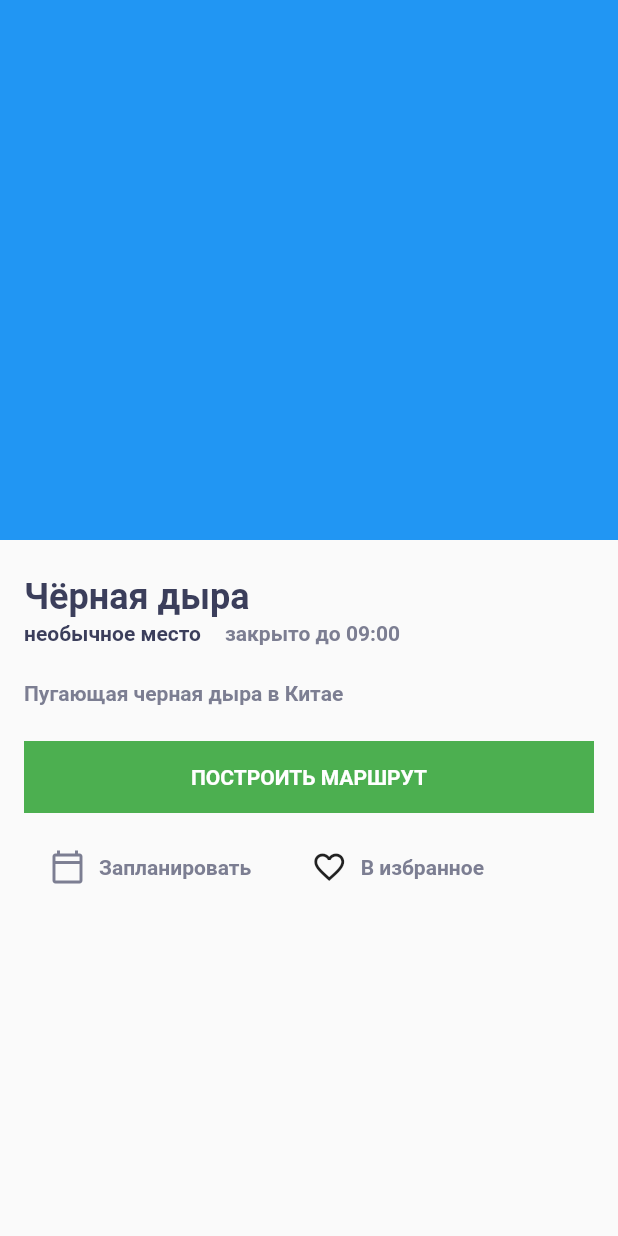
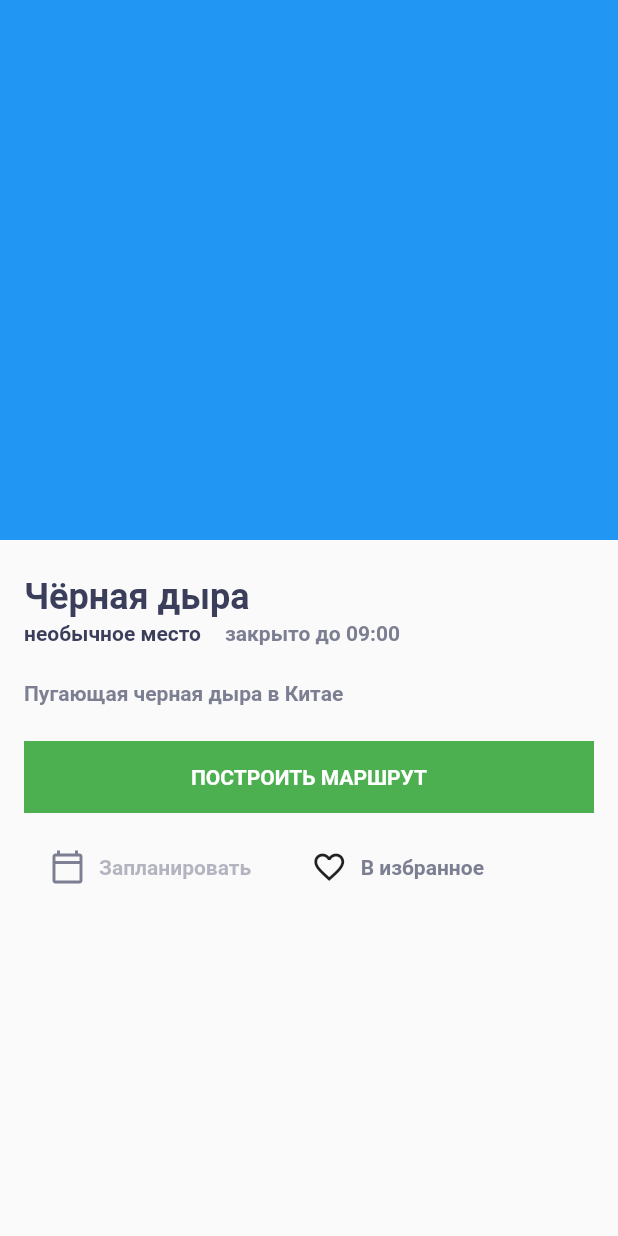
Before and after one commit to howker/surf-flutter-course-kudryashov, a Flutter app: the screen it shows after launch, on a phone screen of 412 x 824 dp. Run offline on Flutter 3.47's test engine with Material 2 defaults, Android fonts, the light colour scheme and no system bars; Roboto replaces fonts that are missing (Roboto-Bold, Roboto-Regular).

Commit message:
SizedBox was added

```diff
--- a/lib/ui/screen/sight_details.dart
+++ b/lib/ui/screen/sight_details.dart
@@ -15,17 +15,23 @@ class SightDetails extends StatelessWidget {
             height: 360,
             color: Colors.blue,
           ),
+          SizedBox(
+            height: 24,
+          ),
           Container(
             alignment: Alignment.centerLeft,
-            padding: const EdgeInsets.fromLTRB(16, 24, 16, 2),
+            padding: const EdgeInsets.only(left: 16, right: 16),
             child: Text(
               sight.nameSights,
               style: textBold24Black,
             ),
           ),
+          SizedBox(
+            height: 2,
+          ),
           Container(
             alignment: Alignment.centerLeft,
-            padding: const EdgeInsets.only(left: 16, right: 16, bottom: 24),
+            padding: const EdgeInsets.only(left: 16, right: 16),
             child: Row(
               children: [
                 Text(
@@ -42,23 +48,32 @@ class SightDetails extends StatelessWidget {
               ],
             ),
           ),
+          SizedBox(
+            height: 24,
+          ),
           Container(
             alignment: Alignment.centerLeft,
-            padding: const EdgeInsets.fromLTRB(16, 0, 16, 24),
+            padding: const EdgeInsets.only(left: 16, right: 16),
             child: Text(
               sight.details,
               style: textRegular14Grey,
             ),
           ),
+          SizedBox(
+            height: 24,
+          ),
           Container(
             alignment: Alignment.center,
-            margin: const EdgeInsets.fromLTRB(16, 0, 16, 24),
+            margin: const EdgeInsets.only(left: 16, right: 16),
             height: 48,
             color: Colors.green,
             child: Text(
               'ПОСТРОИТЬ МАРШРУТ',
               style: textRegular14White,
             ),
+          ),
+          SizedBox(
+            height: 24,
           ),
           Container(
             alignment: Alignment.centerLeft,
@@ -73,7 +88,7 @@ class SightDetails extends StatelessWidget {
                 Text(
                   'Запланировать',
                   style: textRegular14Grey.copyWith(
-                    color: const Color(0xFF7C7E92),
+                    color: Color.fromRGBO(124, 126, 146, 0.56),
                   ),
                 ),
                 SizedBox(width: 40),
```
